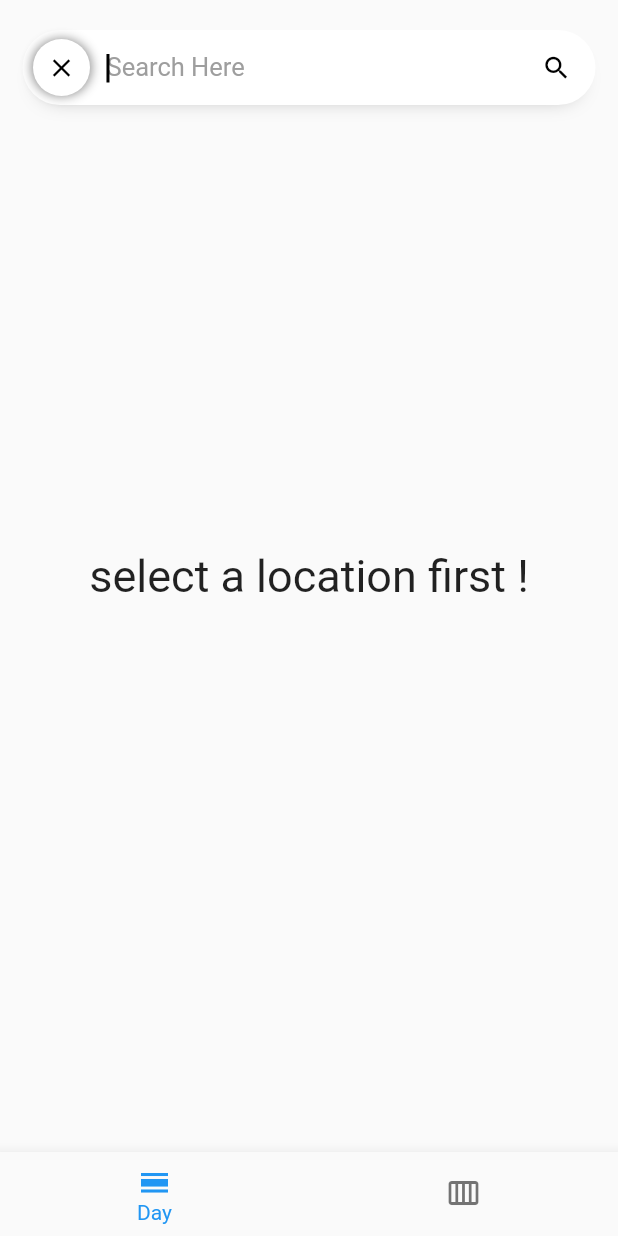
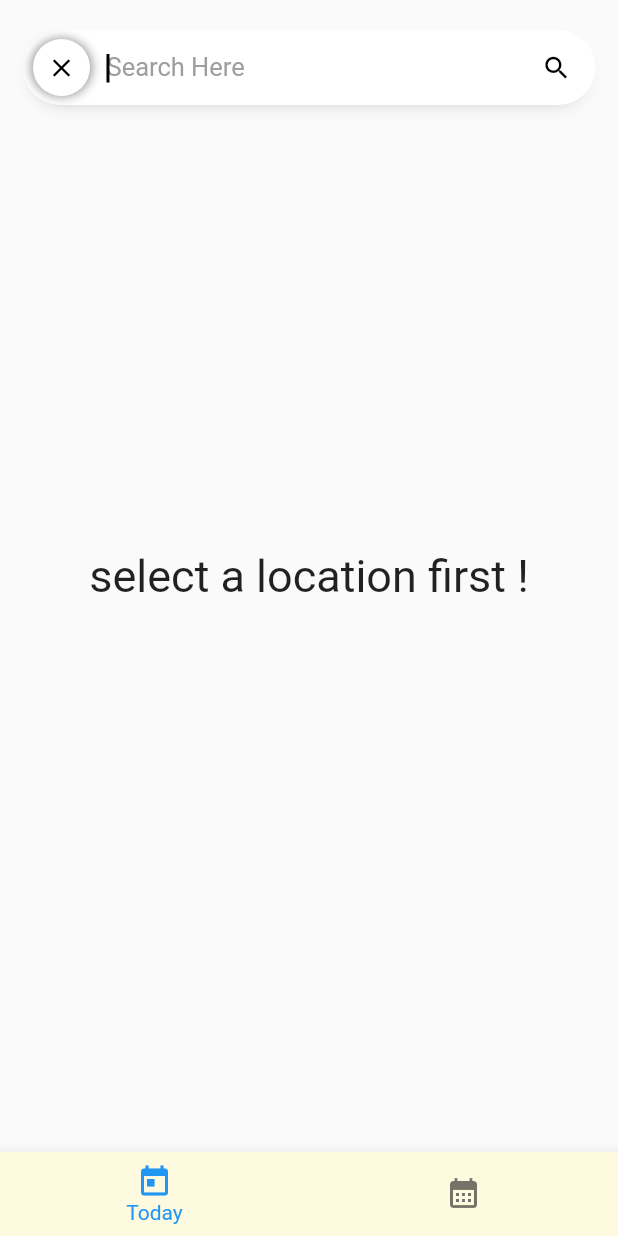
Before and after one commit to andreilazar-dev/Weather-App, a Flutter app: the screen it shows after launch, after a tap on the "search" icon, on a phone screen of 412 x 824 dp. Run offline on Flutter 3.47's test engine with Material 2 defaults, Android fonts, the phone set to English and light mode, and no system bars; our stand-ins replace bloc, equatable, flutter_bloc, flutter_dotenv; missing offline and left inert: dart:ffi.

Commit message:
bug fix and refacto

```diff
--- a/lib/main.dart
+++ b/lib/main.dart
@@ -9,14 +9,16 @@ import 'package:weather_app/screens/root_screen.dart';
 import 'package:weather_app/states/theme_state.dart';
 import 'blocs/navigation_cubit.dart';
 import 'blocs/setting_bloc.dart';
+import 'package:flutter_dotenv/flutter_dotenv.dart';
 
-void main() {
+Future<void> main() async {
   BlocOverrides.runZoned(
     () {
       // Use blocs...
     },
     blocObserver: WeatherBlocObserver(),
   );
+  await dotenv.load(fileName: ".env");
   final WeatherRepository weatherRepository =
       WeatherRepository(httpClient: http.Client());
   runApp(
--- a/lib/repository/weather_repository.dart
+++ b/lib/repository/weather_repository.dart
@@ -2,7 +2,7 @@
 import 'dart:convert';
 import 'package:http/http.dart' as http;
 import 'package:weather_app/models/week_weather.dart';
-
+import 'package:flutter_dotenv/flutter_dotenv.dart';
 
 /*
 API CALL
@@ -15,7 +15,7 @@ example: api.openweathermap.org/data/2.5/forecast?lat=35&lon=139&appid=b76c05411
 
  */
 
-const token = 'b76c05411c5d44e0a09bd9b7c8802eeb';
+String token = dotenv.get('SECRET_API_KEY');
 const baseUrl = 'https://api.openweathermap.org';
 final weatherURl = (String cityName) =>'$baseUrl/data/2.5/forecast?q=${cityName}&appid=${token}&units=metric';
 //final cityUrl = (String cityName) =>'$baseUrl/geo/1.0/direct?q=${cityName}&limit=5&appid=${token}';
--- a/lib/screens/root_screen.dart
+++ b/lib/screens/root_screen.dart
@@ -34,13 +34,14 @@ class _RootScreenState extends State<RootScreen> {
           return BottomNavigationBar(
             currentIndex: state.index,
             showUnselectedLabels: false,
+            backgroundColor: Color.fromRGBO(254,250, 224, 1),
             items: [
               BottomNavigationBarItem(
-                icon: Icon(Icons.calendar_view_day),
-                label: "Day",
+                icon: Icon(Icons.today),
+                label: "Today",
               ),
               BottomNavigationBarItem(
-                icon: Icon(Icons.calendar_view_week),
+                icon: Icon(Icons.calendar_month),
                 label: "Week",
               ),
             ],
```
Also changed, not shown: lib/blocs/theme_bloc.dart (+64 -16 lines), lib/screens/weather_day_screen.dart (+10 -1 lines), lib/screens/weather_week_screen.dart (+10 -1 lines), pubspec.yaml (+4 -3 lines), 1 other file.
